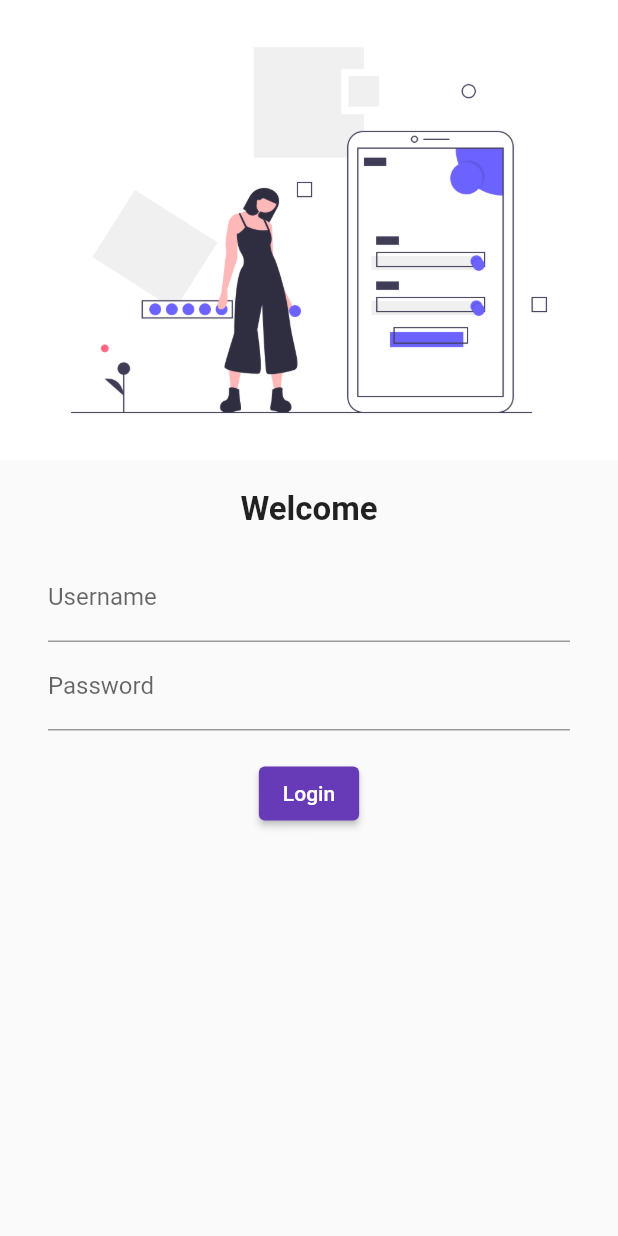
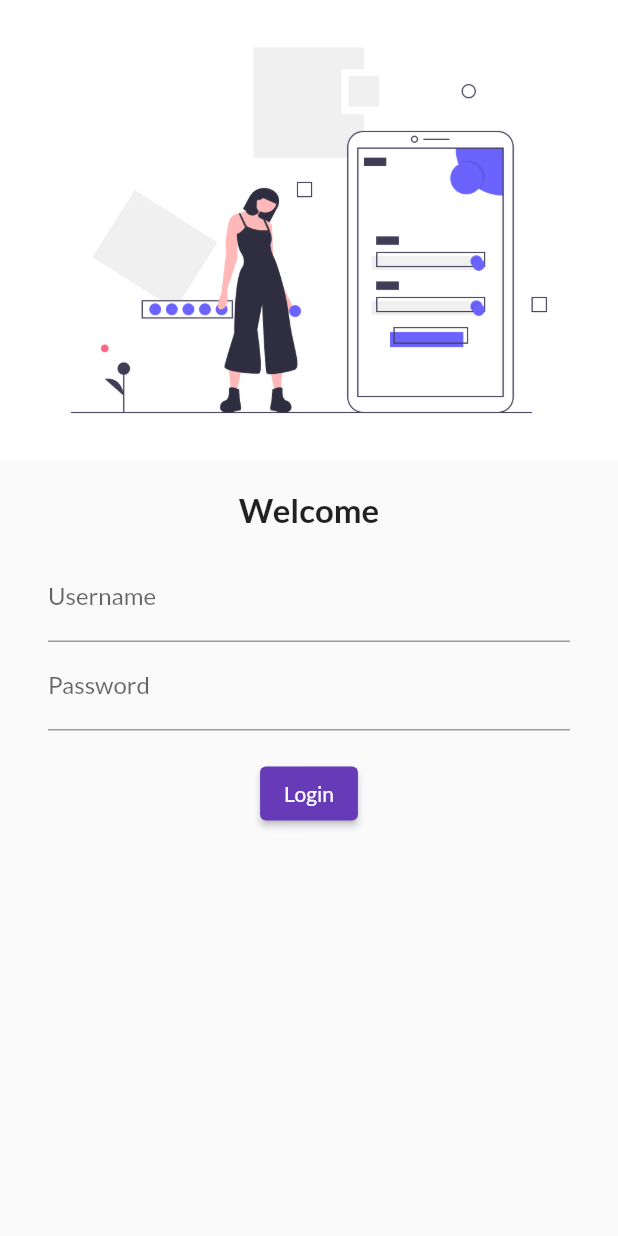
Before and after one commit to 0xmatriksh/learn-flutter, a Flutter app: the screen it shows after launch, on a phone screen of 412 x 824 dp. Run offline on Flutter 3.47's test engine with Material 2 defaults, Android fonts, the phone set to English and light mode, and no system bars; our stand-ins replace google_fonts.

Commit message:
googlefont

```diff
--- a/lib/main.dart
+++ b/lib/main.dart
@@ -1,8 +1,9 @@
 import 'package:flutter/material.dart';
+import 'package:google_fonts/google_fonts.dart';
 import 'package:learn_flutter/pages/home_page.dart';
 import 'package:learn_flutter/pages/login_page.dart';
 
-void main(){
+void main() {
   runApp(MyApp());
 }
 
@@ -12,15 +13,14 @@ class MyApp extends StatelessWidget {
     return MaterialApp(
       theme: ThemeData(
         primarySwatch: Colors.deepPurple,
+        fontFamily: GoogleFonts.lato().fontFamily,
       ),
       themeMode: ThemeMode.light,
-      darkTheme: ThemeData(
-        brightness: Brightness.dark
-      ),
+      darkTheme: ThemeData(brightness: Brightness.dark),
       initialRoute: '/login',
       routes: {
-        '/':(context) => HomePage(),
-        '/login':(context) => LoginPage()
+        '/': (context) => HomePage(),
+        '/login': (context) => LoginPage()
       },
     );
   }
--- a/pubspec.yaml
+++ b/pubspec.yaml
@@ -28,6 +28,7 @@ dependencies:
   # The following adds the Cupertino Icons font to your application.
   # Use with the CupertinoIcons class for iOS style icons.
   cupertino_icons: ^1.0.2
+  google_fonts: ^2.0.0
 
 dev_dependencies:
   flutter_test:
```
Also changed, not shown: pubspec.lock.
